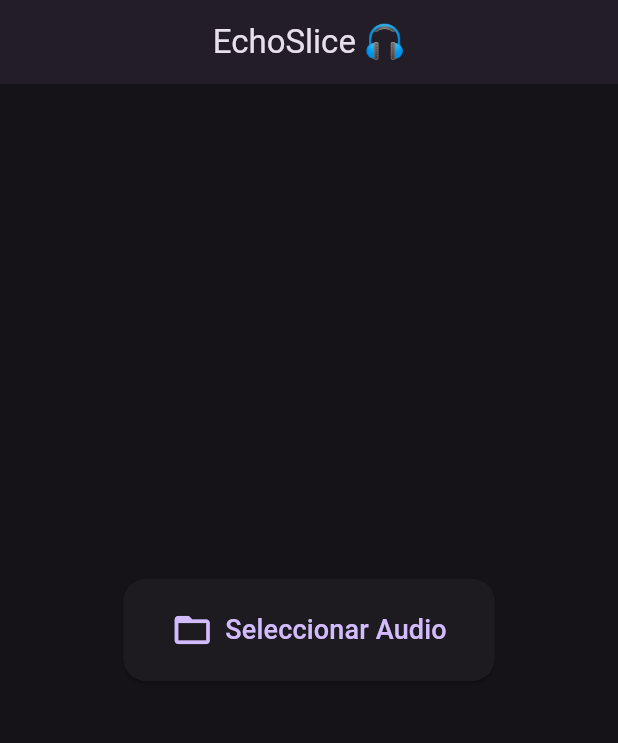
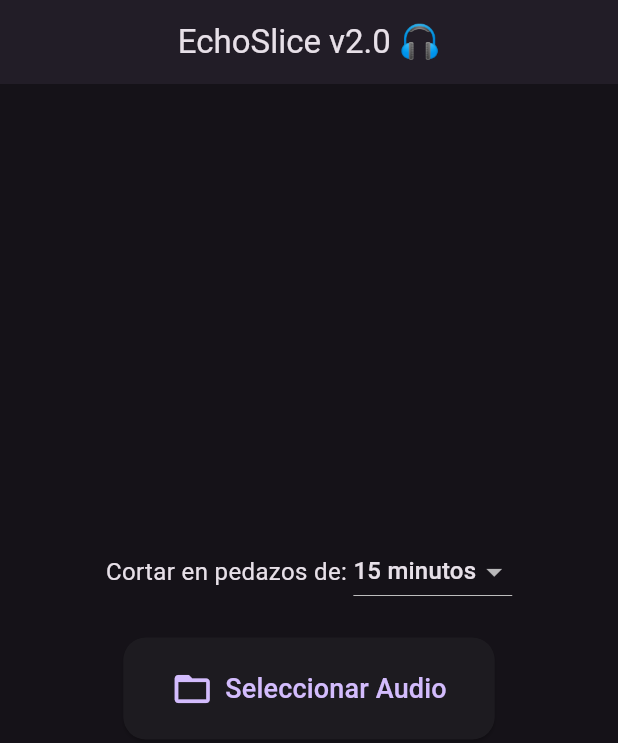
Before and after one commit to Axelotito/EchoSlice, a Flutter app: the screen it shows after launch, on a phone screen of 412 x 824 dp. Shown: the top 743 px of the screen. Run offline on Flutter 3.47's test engine with Material 3 defaults, Android fonts, the phone set to English and light mode, and no system bars; our stand-ins replace file_picker, just_audio; missing offline and left inert: simple_audio_trimmer.

Commit message:
Refactor SplitAudioUseCase to accept dynamic segment duration and update HomePage to support user-selected cutting intervals

```diff
--- a/echoslice/lib/presentation/pages/home_page.dart
+++ b/echoslice/lib/presentation/pages/home_page.dart
@@ -1,10 +1,9 @@
+import 'dart:io';
 import 'package:echoslice/data/audio_repository_impl.dart';
 import 'package:flutter/material.dart';
 import '../../domain/entities/audio_class.dart';
 import '../../domain/usecases/split_audio_usecase.dart';
 import '../../data/services/audio_cutter_service.dart';
-import 'package:file_picker/file_picker.dart';
-import 'dart:io';
 
 class HomePage extends StatefulWidget {
   const HomePage({super.key});
@@ -15,21 +14,34 @@ class HomePage extends StatefulWidget {
 
 class _HomePageState extends State<HomePage> {
   final audioRepository = AudioRepositoryImpl();
-
-  // Aquí guardaremos el audio temporalmente en la memoria de la pantalla
   AudioClass? miAudioSeleccionado;
   final cerebroCortes = SplitAudioUseCase();
   List<String> pedazosCalculados = [];
   final carnicero = AudioCutterService();
-  bool estaCortando = false; // Para mostrar una ruedita de carga
-  String textoProgreso = ""; // <--- NUEVO: Para avisarte qué está haciendo
 
+  bool estaCortando = false;
+  String textoProgreso = "";
+
+  // ¡LA NUEVA MEMORIA! Empezamos con 15 minutos por defecto
+  int minutosSeleccionados = 15;
+
+  // Esta función recalcula la lista si cambiamos el tiempo y ya hay un audio
+  void _recalcularLista() {
+    if (miAudioSeleccionado != null) {
+      setState(() {
+        pedazosCalculados = cerebroCortes.calcularFragmentos(
+          miAudioSeleccionado!.durationInSeconds,
+          minutosSeleccionados // Le pasamos la nueva variable al cerebro
+        );
+      });
+    }
+  }
 
   @override
   Widget build(BuildContext context) {
     return Scaffold(
       appBar: AppBar(
-        title: const Text('EchoSlice 🎧'),
+        title: const Text('EchoSlice v2.0 🎧'), // ¡Actualizamos el título!
         centerTitle: true,
         elevation: 2,
       ),
@@ -37,16 +49,43 @@ class _HomePageState extends State<HomePage> {
         child: Column(
           mainAxisAlignment: MainAxisAlignment.center,
           children: [
+
+            // --- EL MENÚ DESPLEGABLE (Dropdown) ---
+            Row(
+              mainAxisAlignment: MainAxisAlignment.center,
+              children: [
+                const Text('Cortar en pedazos de: ', style: TextStyle(fontSize: 16)),
+                DropdownButton<int>(
+                  value: minutosSeleccionados,
+                  items: const [
+                    DropdownMenuItem(value: 5, child: Text('5 minutos')),
+                    DropdownMenuItem(value: 10, child: Text('10 minutos')),
+                    DropdownMenuItem(value: 15, child: Text('15 minutos')),
+                    DropdownMenuItem(value: 20, child: Text('20 minutos')),
+                    DropdownMenuItem(value: 30, child: Text('30 minutos')),
+                    DropdownMenuItem(value: 60, child: Text('1 Hora')),
+                  ],
+                  onChanged: (int? nuevoValor) {
+                    if (nuevoValor != null) {
+                      setState(() {
+                        minutosSeleccionados = nuevoValor;
+                      });
+                      _recalcularLista(); // Si cambiamos el tiempo, actualizamos la lista visual
+                    }
+                  },
+                ),
+              ],
+            ),
+            const SizedBox(height: 20),
+
             ElevatedButton.icon(
               onPressed: () async {
                 final audioFile = await audioRepository.pickAudioFile();
-
                 if (audioFile != null) {
                   setState(() {
                     miAudioSeleccionado = audioFile;
-                    // Le mandamos el tiempo al cerebro y nos devuelve la lista
-                    pedazosCalculados = cerebroCortes.calcularFragmentos(audioFile.durationInSeconds);
                   });
+                  _recalcularLista(); // Calculamos la lista la primera vez
                 }
               },
               icon: const Icon(Icons.folder_open, size: 28),
@@ -59,18 +98,9 @@ class _HomePageState extends State<HomePage> {
               ),
             ),
 
-            // Un espacio invisible para separar
-            const SizedBox(height: 40),
+            const SizedBox(height: 30),
 
-            // Si ya seleccionamos un audio, mostramos esta tarjeta en la pantalla
             if (miAudioSeleccionado != null) ...[
-              const Text(
-                'Clase lista para procesar:',
-                style: TextStyle(fontSize: 18, fontWeight: FontWeight.bold, color: Colors.grey),
-              ),
-              const SizedBox(height: 10),
-
-              // --- INICIO DE LA CAJA MORADA ---
               Container(
                 padding: const EdgeInsets.all(16),
                 decoration: BoxDecoration(
@@ -95,7 +125,6 @@ class _HomePageState extends State<HomePage> {
                           ),
                         ),
                         const SizedBox(height: 4),
-                        // Aquí hacemos las matemáticas rápidas para que se vea como "45m 20s"
                         Text(
                           'Duración: ${miAudioSeleccionado!.durationInSeconds ~/ 60}m ${miAudioSeleccionado!.durationInSeconds % 60}s',
                           style: const TextStyle(color: Colors.greenAccent),
@@ -105,17 +134,14 @@ class _HomePageState extends State<HomePage> {
                   ],
                 ),
               ),
-              // --- FIN DE LA CAJA MORADA ---
 
               const SizedBox(height: 20),
 
-              // Si hay pedazos calculados, los mostramos DEBAJO de la caja morada
-              // Si hay pedazos calculados, los mostramos
             if (pedazosCalculados.isNotEmpty) ...[
-              const Text('Cortes de 15 minutos:', style: TextStyle(fontWeight: FontWeight.bold)),
+              // El texto ahora es dinámico
+              Text('Cortes de $minutosSeleccionados minutos:', style: const TextStyle(fontWeight: FontWeight.bold)),
               const SizedBox(height: 10),
 
-              // ¡Arreglo visual! Expanded hace que tome el espacio necesario sin cortarse
               Expanded(
                 child: ListView.builder(
                   itemCount: pedazosCalculados.length,
@@ -133,9 +159,6 @@ class _HomePageState extends State<HomePage> {
 
               const SizedBox(height: 10),
 
-              // EL GRAN BOTÓN DE CORTE
-              // EL GRAN BOTÓN DE CORTE ACTUALIZADO
-              // EL GRAN BOTÓN DE CORTE INTELIGENTE Y ORGANIZADO
               estaCortando
                 ? Column(
                     children: [
@@ -155,24 +178,20 @@ class _HomePageState extends State<HomePage> {
                         textoProgreso = "Creando carpeta para tu clase...";
                       });
 
-                      // 1. Limpiamos el nombre original (le quitamos el .mp3 o .m4a)
                       String nombreLimpio = miAudioSeleccionado!.name.split('.').first;
-
-                      // 2. Definimos la ruta base (Ej: Descargas/EchoSlice/Clase_PW_01)
                       String rutaBase = '/storage/emulated/0/Download/EchoSlice/$nombreLimpio';
                       String carpetaDestino = rutaBase;
 
-                      // 3. LA INTELIGENCIA: Verificamos si ya existe. Si sí, le sumamos _1, _2, etc.
                       int contador = 1;
                       while (await Directory(carpetaDestino).exists()) {
                         carpetaDestino = '${rutaBase}_$contador';
                         contador++;
                       }
 
-                      // 4. Creamos la carpeta final con el nombre único
                       await Directory(carpetaDestino).create(recursive: true);
 
-                      int duracionPedazo = 15 * 60;
+                      // ¡USAMOS LA VARIABLE PARA EL CORTE REAL!
+                      int duracionPedazo = minutosSeleccionados * 60;
                       int segundosTotales = miAudioSeleccionado!.durationInSeconds;
 
                       for (int i = 0; i < segundosTotales; i += duracionPedazo) {
@@ -186,23 +205,20 @@ class _HomePageState extends State<HomePage> {
                           textoProgreso = "Cocinando parte $numeroDeParte de ${pedazosCalculados.length}...\n(Si Android lanza advertencia, presiona 'Espera')";
                         });
 
-                        // Respiro de medio segundo para que la pantalla se actualice
                         await Future.delayed(const Duration(milliseconds: 500));
 
-                        // 5. MANDAMOS A CORTAR DIRECTO A SU NUEVA CARPETA EXCLUSIVA
                         await carnicero.cortarPedazo(
                           miAudioSeleccionado!.path,
                           inicio,
                           fin,
                           miAudioSeleccionado!.name,
                           numeroDeParte,
-                          carpetaDestino, // <--- Va directo a su subcarpeta
+                          carpetaDestino,
                         );
                       }
 
                       setState(() { estaCortando = false; });
 
-                      // Mostramos la ruta final en el mensajito verde
                       if (context.mounted) {
                         ScaffoldMessenger.of(context).showSnackBar(
                           SnackBar(
@@ -222,8 +238,9 @@ class _HomePageState extends State<HomePage> {
                       padding: const EdgeInsets.symmetric(horizontal: 40, vertical: 15),
                     ),
                   ),
-              ], // Fin del bloque "if pedazosCalculados"
-            ], // Fin del bloque "if (miAudioSeleccionado != null)"
+                  const SizedBox(height: 10),
+              ]
+            ],
           ],
         ),
       ),
```
Also changed, not shown: echoslice/lib/domain/usecases/split_audio_usecase.dart (+5 -4 lines).
